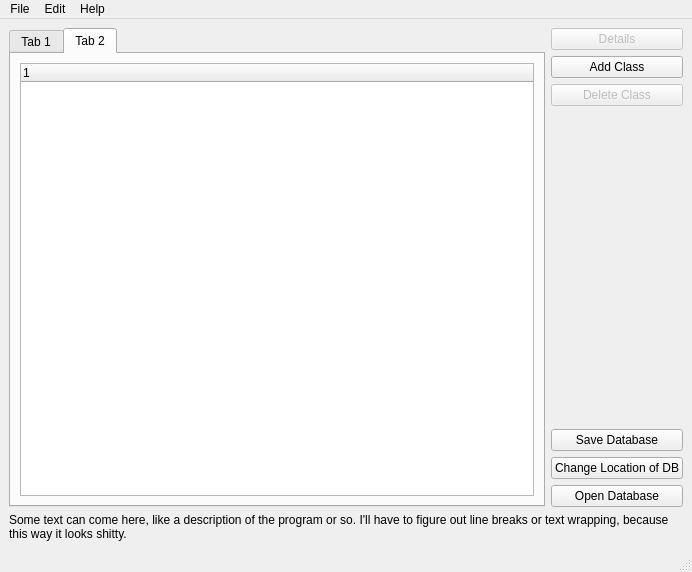
Above: ui/ui_main_window.ui from marcesch/exam_grade_tool before the change. Below: the same form after it.
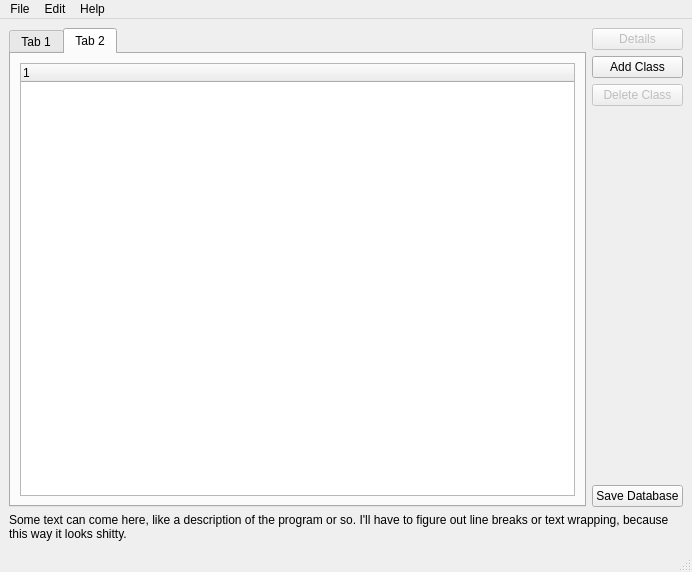
That is the form after the change.

Commit message: Cleaned up most of class, as well as the TODO list.

What changed in the file:
```diff
--- a/ui/ui_main_window.ui
+++ b/ui/ui_main_window.ui
@@ -127,20 +127,6 @@
               </property>
              </widget>
             </item>
-            <item>
-             <widget class="QPushButton" name="button_changeLocation">
-              <property name="text">
-               <string>Change Location of DB</string>
-              </property>
-             </widget>
-            </item>
-            <item>
-             <widget class="QPushButton" name="button_openDB">
-              <property name="text">
-               <string>Open Database</string>
-              </property>
-             </widget>
-            </item>
            </layout>
           </item>
          </layout>
```
Left out of the diff: 19 changed lines with no effect on the pictures. The commit also changes 5 other files.
